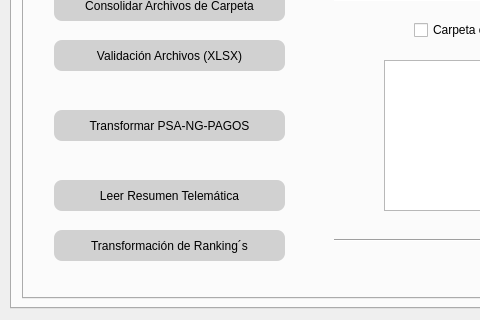
The window that gui/Project.ui (JU4ND4V1DMM/devops_desktop_syncra) describes before a commit, drawn with Qt 5; both pictures show x 0 to 480 and y 436 to 756 of the 1014 by 756 pixel window.
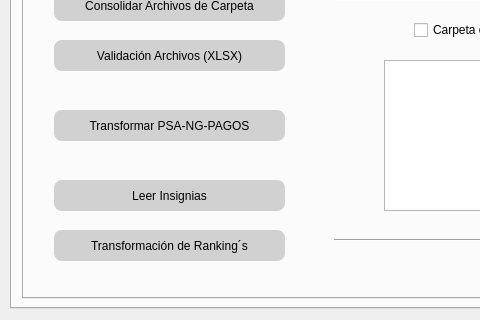
The same window after the commit. The open tabs and pages were chosen to show the change. Icons and pictures are not drawn.

What changed in the file:
```diff
--- a/gui/Project.ui
+++ b/gui/Project.ui
@@ -2410,7 +2410,7 @@
 </string>
         </property>
         <property name="text">
-         <string>Leer Resumen Telemática</string>
+         <string>Leer Insignias</string>
         </property>
         <property name="default">
          <bool>false</bool>
```
